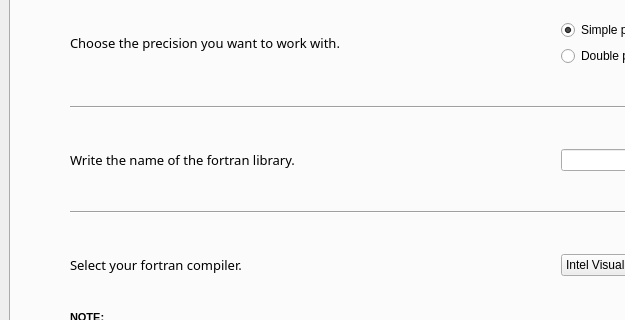
The window that fparser_GUI/GUI.ui (mramagu/Fortran-to-Python-Wrapper) describes before a commit, drawn with Qt 5; both pictures show x 0 to 625 and y 182 to 502 of the 1076 by 878 pixel window.
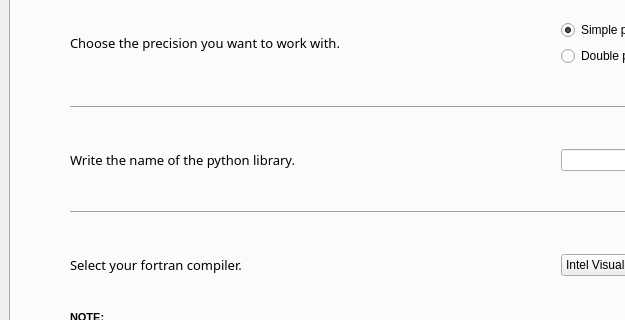
The same window after the commit. The open tabs and pages were chosen to show the change.

Commit message: GUI python library

The edit to the form file:
```diff
--- a/fparser_GUI/GUI.ui
+++ b/fparser_GUI/GUI.ui
@@ -541,7 +541,7 @@
                </font>
               </property>
               <property name="text">
-               <string>Write the name of the fortran library.</string>
+               <string>Write the name of the python library.</string>
               </property>
              </widget>
             </item>
```
Left out of the diff: 2 changed lines with no effect on the pictures. The commit also changes 1 other file.
